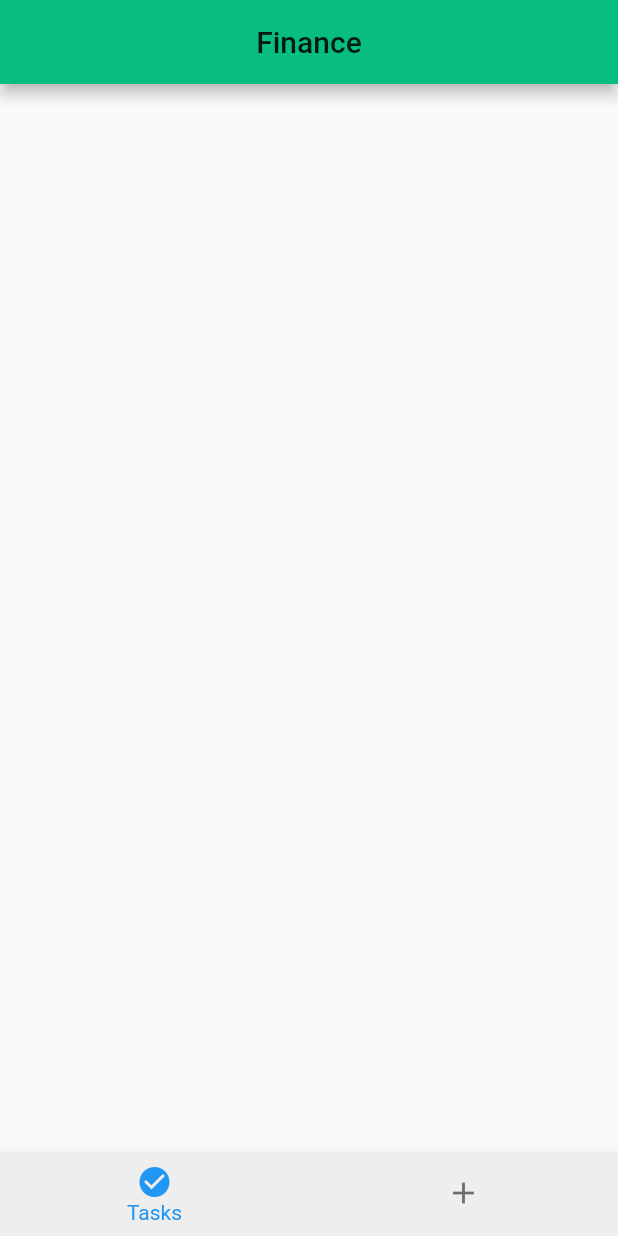
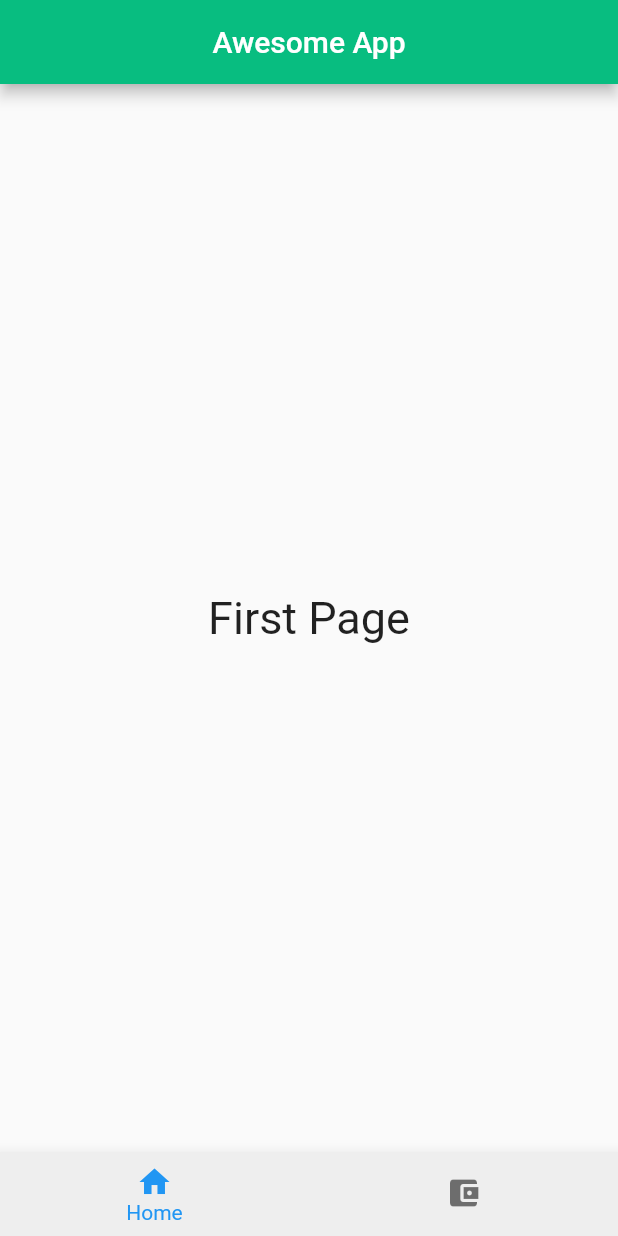
Before and after one commit to ajay-lakhimale47/BNB-BottomNavigationBar, a Flutter app: the screen it shows after launch, on a phone screen of 412 x 824 dp. Run offline on Flutter 3.47's test engine with Material 2 defaults, Android fonts, the phone set to English and light mode, and no system bars.

Commit message:
Revert "complete project * 2"

```diff
--- a/lib/home.dart
+++ b/lib/home.dart
@@ -6,35 +6,62 @@ class HomeScreen extends StatefulWidget {
 }
 
 class _HomeScreenState extends State<HomeScreen> {
+  //  this variable _currentIndex is for update the active state of BNB(BottomNavigationBarItem)
   int _currentIndex = 0;
+  List tabs = [
+    FirstPage(),
+    SecondPage(),
+  ];
   @override
   Widget build(BuildContext context) {
     return Scaffold(
       appBar: AppBar(
-        title: Text('Finance'),
+        title: Text(
+          'Awesome App',
+          style: TextStyle(color: Colors.white),
+        ),
         centerTitle: true,
       ),
       bottomNavigationBar: BottomNavigationBar(
         backgroundColor: Colors.grey[200],
+        currentIndex: _currentIndex,
         showUnselectedLabels: false,
-        currentIndex: _currentIndex,
         onTap: (index) {
           setState(() {
             _currentIndex = index;
           });
         },
         items: [
+          BottomNavigationBarItem(icon: Icon(Icons.home), label: 'Home'),
           BottomNavigationBarItem(
-            backgroundColor: Colors.deepOrange,
-            icon: Icon(Icons.check_circle),
-            label: 'Tasks',
-          ),
-          BottomNavigationBarItem(
-            icon: Icon(Icons.add),
-            label: 'Add',
-          ),
+              icon: Icon(Icons.account_balance_wallet), label: 'Wallet'),
         ],
+      ),
+      body: tabs[_currentIndex],
+    );
+  }
+}
+
+class FirstPage extends StatelessWidget {
+  @override
+  Widget build(BuildContext context) {
+    return Center(
+      child: Text(
+        'First Page',
+        style: TextStyle(fontSize: 30),
       ),
     );
   }
 }
+
+class SecondPage extends StatelessWidget {
+  @override
+  Widget build(BuildContext context) {
+    return Center(
+      child: Text(
+        'Second Page',
+        style: TextStyle(fontSize: 30),
+      ),
+    );
+  }
+}
```
